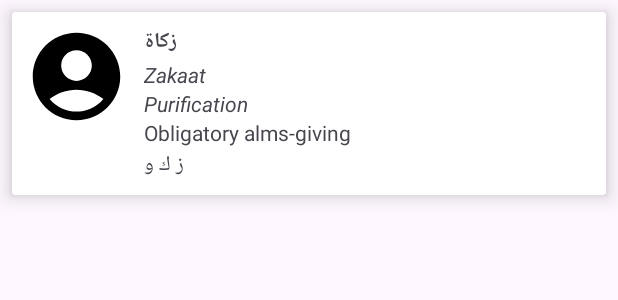
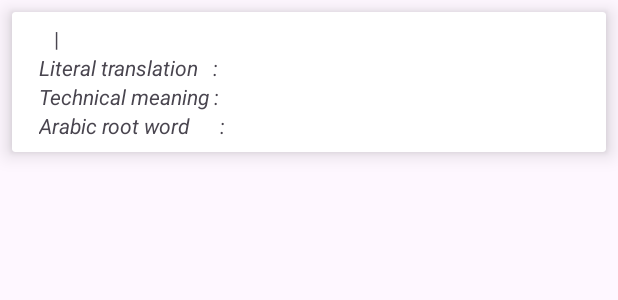
Before and after one commit to efyqm1/IslamicLexicon-App, an Android app: the layout layout_item.xml on its own in the app's theme, with its tools: preview values and no code run, on a phone screen of 412 x 824 dp. Shown: the top 300 px of the screen. Run offline under Robolectric (Android 15) with nearby library versions, the phone set to English and light mode, and no system bars.

Commit message:
Updated UI

```diff
--- a/app/src/main/res/layout/layout_item.xml
+++ b/app/src/main/res/layout/layout_item.xml
@@ -14,16 +14,37 @@
         android:layout_width="match_parent"
         android:layout_height="wrap_content">
 
-        <ImageView
+        <!--<ImageView
             android:src="@drawable/baseline_account_circle_24"
             android:layout_width="70dp"
-            android:layout_height="70dp" />
+            android:layout_height="70dp" /> -->
 
         <LinearLayout
             android:orientation="vertical"
             android:layout_weight="9"
-            android:layout_width="0dp"
+            android:layout_width="match_parent"
             android:layout_height="wrap_content">
+
+            <LinearLayout
+                android:orientation="horizontal"
+                android:layout_width="wrap_content"
+                android:layout_height="wrap_content">
+
+                <TextView
+                    android:id="@+id/transliteration"
+                    android:layout_marginLeft="10dp"
+                    android:layout_gravity="center_vertical|start"
+                    android:textStyle="italic|bold"
+                    android:layout_width="wrap_content"
+                    android:layout_height="wrap_content"
+                    android:layout_weight="1"/>
+
+                <TextView
+                    android:layout_marginLeft="10dp"
+                    android:layout_gravity="center_vertical|start"
+                    android:text="|"
+                    android:layout_width="wrap_content"
+                    android:layout_height="wrap_content" />
 
                 <TextView
                     android:id="@+id/arabic_word"
@@ -31,16 +52,22 @@
                     android:layout_gravity="center_vertical|start"
                     android:textAllCaps="true"
                     android:textStyle="bold"
-                android:text="زكاة"
                     android:layout_width="wrap_content"
-                android:layout_height="wrap_content" />
+                    android:layout_height="wrap_content"
+                    android:layout_weight="1"/>
+
+            </LinearLayout>
+
+            <LinearLayout
+                android:orientation="horizontal"
+                android:layout_width="wrap_content"
+                android:layout_height="wrap_content">
 
                 <TextView
-                android:id="@+id/transliteration"
+                    android:text="Literal translation   : "
                     android:layout_marginLeft="10dp"
                     android:layout_gravity="center_vertical|start"
                     android:textStyle="italic"
-                android:text="Zakaat"
                     android:layout_width="wrap_content"
                     android:layout_height="wrap_content" />
 
@@ -49,7 +76,21 @@
                     android:layout_marginLeft="10dp"
                     android:layout_gravity="center_vertical|start"
                     android:textStyle="italic"
-                android:text="Purification"
+                    android:layout_width="wrap_content"
+                    android:layout_height="wrap_content" />
+
+            </LinearLayout>
+
+            <LinearLayout
+                android:orientation="horizontal"
+                android:layout_width="wrap_content"
+                android:layout_height="wrap_content">
+
+                <TextView
+                    android:text="Technical meaning : "
+                    android:layout_marginLeft="10dp"
+                    android:layout_gravity="center_vertical|start"
+                    android:textStyle="italic"
                     android:layout_width="wrap_content"
                     android:layout_height="wrap_content" />
 
@@ -58,7 +99,21 @@
                     android:layout_marginLeft="10dp"
                     android:layout_gravity="center_vertical|start"
                     android:textStyle="normal"
-                android:text="Obligatory alms-giving"
+                    android:layout_width="wrap_content"
+                    android:layout_height="wrap_content" />
+
+            </LinearLayout>
+
+            <LinearLayout
+                android:orientation="horizontal"
+                android:layout_width="wrap_content"
+                android:layout_height="wrap_content">
+
+                <TextView
+                    android:text="Arabic root word      : "
+                    android:layout_marginLeft="10dp"
+                    android:layout_gravity="center_vertical|start"
+                    android:textStyle="italic"
                     android:layout_width="wrap_content"
                     android:layout_height="wrap_content" />
 
@@ -67,7 +122,6 @@
                     android:layout_marginLeft="10dp"
                     android:layout_gravity="center_vertical|start"
                     android:textStyle="normal"
-                android:text="ز ك و"
                     android:layout_width="wrap_content"
                     android:layout_height="wrap_content" />
 
@@ -75,4 +129,6 @@
 
         </LinearLayout>
 
+    </LinearLayout>
+
 </androidx.cardview.widget.CardView>
```
Lines whose indentation alone changed are shown as unchanged.
